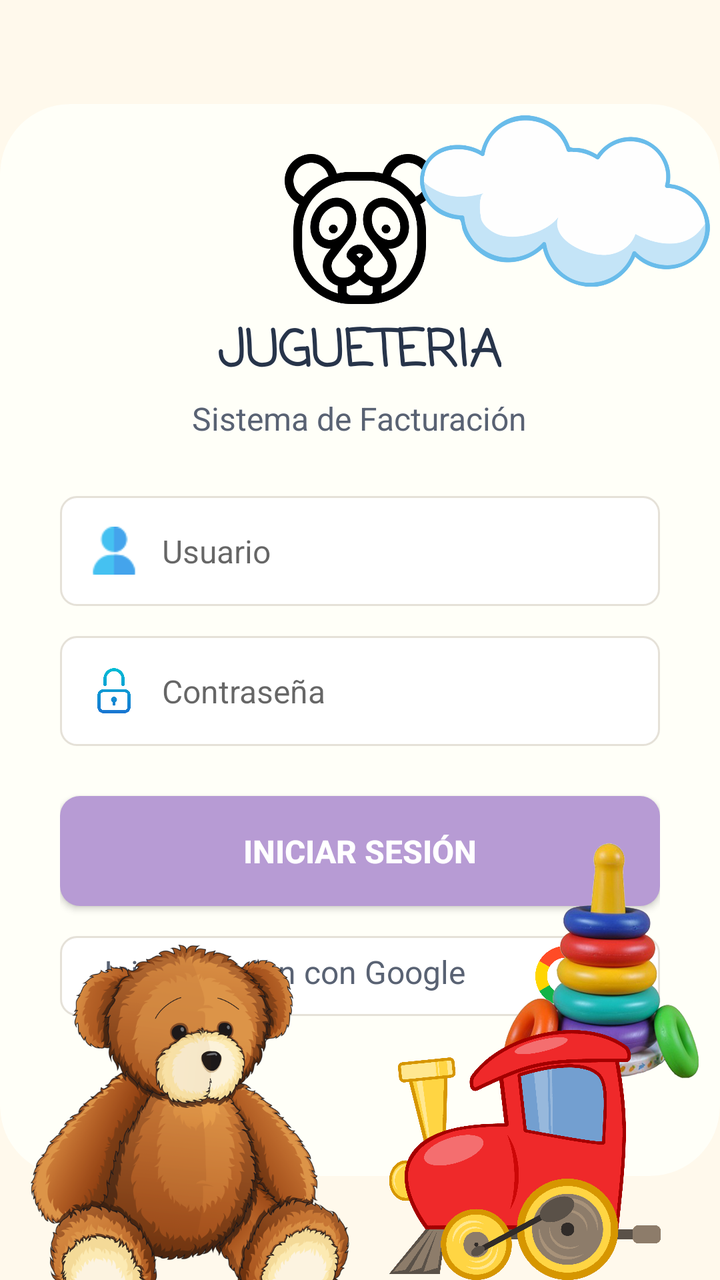
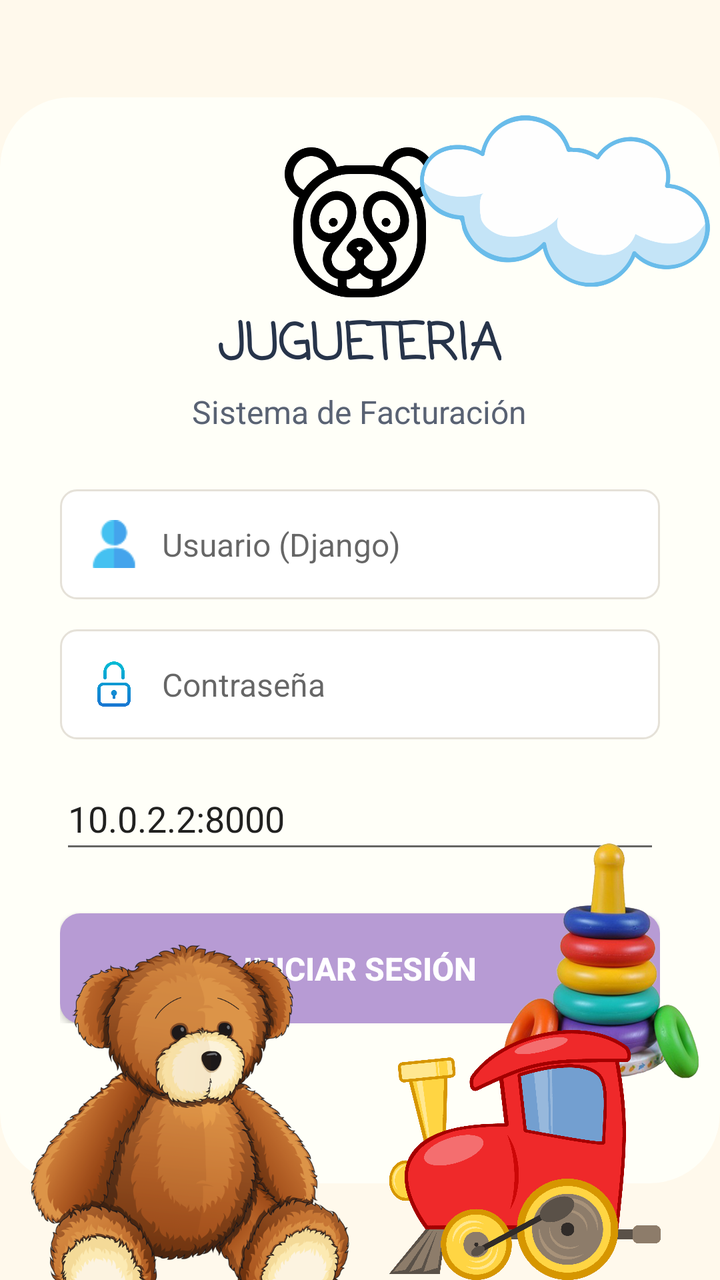

The first picture is an Android layout as it rendered before a commit; the second is the same layout after the commit. The layout source and the unified diff follow.
<!-- AndroidManifest.xml: activity theme Theme.Jugueteria -->
<!-- res/layout/activity_main.xml -->
<?xml version="1.0" encoding="utf-8"?>
<androidx.constraintlayout.widget.ConstraintLayout
    xmlns:android="http://schemas.android.com/apk/res/android"
    xmlns:app="http://schemas.android.com/apk/res-auto"
    xmlns:tools="http://schemas.android.com/tools"
    android:layout_width="match_parent"
    android:layout_height="match_parent"
    android:background="#FFF9EC"
    android:id="@+id/main"
    tools:context=".MainActivity">

    
    
    

    

    

    


    
    
    

    

    

    

    


    
    
    


    
    
    

    <androidx.cardview.widget.CardView
        android:id="@+id/loginCard"
        android:layout_width="360dp"
        android:layout_height="wrap_content"
        android:layout_marginStart="25dp"
        android:layout_marginEnd="25dp"
        app:cardBackgroundColor="#FFFFF8"
        app:cardCornerRadius="35dp"
        app:cardElevation="0dp"
        app:layout_constraintBottom_toBottomOf="parent"
        app:layout_constraintEnd_toEndOf="parent"
        app:layout_constraintStart_toStartOf="parent"
        app:layout_constraintTop_toTopOf="parent">

        <LinearLayout
            android:layout_width="match_parent"
            android:layout_height="wrap_content"
            android:gravity="center_horizontal"
            android:orientation="vertical"
            android:paddingStart="30dp"
            android:paddingTop="25dp"
            android:paddingEnd="30dp"
            android:paddingBottom="80dp">

            

            <ImageView
                android:id="@+id/imgLogo"
                android:layout_width="75dp"
                android:layout_height="75dp"
                android:contentDescription="@null"
                android:scaleType="fitCenter"
                android:src="@drawable/logo_bear" />

            
            <TextView
                android:id="@+id/txtTitle"
                android:layout_width="wrap_content"
                android:layout_height="wrap_content"
                android:layout_marginTop="5dp"
                android:fontFamily="casual"
                android:text="JUGUETERIA"
                android:textColor="#27344A"
                android:textSize="25sp"
                android:textStyle="bold" />

            
            <TextView
                android:id="@+id/txtSubtitle"
                android:layout_width="wrap_content"
                android:layout_height="wrap_content"
                android:layout_marginTop="3dp"
                android:text="Sistema de Facturación"
                android:textColor="#596273"
                android:textSize="16sp" />

            
            
            

            <LinearLayout
                android:id="@+id/userContainer"
                android:layout_width="match_parent"
                android:layout_height="55dp"
                android:layout_marginTop="28dp"
                android:background="@drawable/edittext_background"
                android:gravity="center_vertical"
                android:orientation="horizontal"
                android:paddingStart="15dp"
                android:paddingEnd="15dp">

                <ImageView
                    android:layout_width="24dp"
                    android:layout_height="24dp"
                    android:contentDescription="@null"
                    android:src="@drawable/ic_user" />

                <EditText
                    android:id="@+id/edtUsername"
                    android:layout_width="0dp"
                    android:layout_height="match_parent"
                    android:layout_weight="1"
                    android:background="@null"
                    android:hint="Usuario"
                    android:paddingStart="12dp"
                    android:singleLine="true"
                    android:textSize="16sp" />

            </LinearLayout>

            
            
            

            <LinearLayout
                android:id="@+id/passwordContainer"
                android:layout_width="match_parent"
                android:layout_height="55dp"
                android:layout_marginTop="15dp"
                android:background="@drawable/edittext_background"
                android:gravity="center_vertical"
                android:orientation="horizontal"
                android:paddingStart="15dp"
                android:paddingEnd="15dp">

                <ImageView
                    android:layout_width="24dp"
                    android:layout_height="24dp"
                    android:contentDescription="@null"
                    android:src="@drawable/ic_lock" />

                <EditText
                    android:id="@+id/edtPassword"
                    android:layout_width="0dp"
                    android:layout_height="match_parent"
                    android:layout_weight="1"
                    android:background="@null"
                    android:hint="Contraseña"
                    android:inputType="textPassword"
                    android:paddingStart="12dp"
                    android:singleLine="true"
                    android:textSize="16sp" />

            </LinearLayout>

            
            
            

            <Button
                android:id="@+id/btnLogin"
                android:layout_width="match_parent"
                android:layout_height="55dp"
                android:layout_marginTop="25dp"
                android:background="@drawable/button_login"
                android:text="INICIAR SESIÓN"
                android:textAllCaps="false"
                android:textColor="#FFFFFF"
                android:textSize="16sp"
                android:textStyle="bold" />

            <LinearLayout
                android:id="@+id/googleContainer"
                android:layout_width="match_parent"
                android:layout_height="40dp"
                android:layout_marginTop="15dp"
                android:background="@drawable/edittext_background"
                android:gravity="center_vertical"
                android:orientation="horizontal"
                android:paddingStart="15dp"
                android:paddingEnd="15dp">

                <TextView
                    android:id="@+id/txtRegister"
                    android:layout_width="186dp"
                    android:layout_height="26dp"
                    android:layout_marginLeft="7dp"
                    android:layout_marginTop="0dp"
                    android:layout_weight="1"
                    android:text="Iniciar Sesion con Google"
                    android:textColor="#596273"
                    android:textSize="16sp" />

                <ImageView
                    android:id="@+id/imageView2"
                    android:layout_width="52dp"
                    android:layout_height="30dp"
                    android:layout_weight="1"
                    android:contentDescription="@null"
                    android:src="@drawable/ic_google" />

            </LinearLayout>

        </LinearLayout>

    </androidx.cardview.widget.CardView>

    <ImageView
        android:id="@+id/imgBear"
        android:layout_width="190dp"
        android:layout_height="190dp"
        android:contentDescription="@null"
        android:scaleType="fitCenter"
        android:src="@drawable/oso_peluche"
        app:layout_constraintBottom_toBottomOf="parent"
        app:layout_constraintEnd_toEndOf="parent"
        app:layout_constraintHorizontal_bias="0"
        app:layout_constraintStart_toStartOf="parent"
        app:layout_constraintTop_toTopOf="parent"
        app:layout_constraintVertical_bias="1.05" />

    <ImageView
        android:id="@+id/imgRings"
        android:layout_width="135dp"
        android:layout_height="170dp"
        android:contentDescription="@null"
        android:scaleType="fitCenter"
        android:src="@drawable/anillos"
        app:layout_constraintBottom_toBottomOf="parent"
        app:layout_constraintEnd_toEndOf="parent"
        app:layout_constraintHorizontal_bias="1.05"
        app:layout_constraintStart_toStartOf="parent"
        app:layout_constraintTop_toTopOf="parent"
        app:layout_constraintVertical_bias="0.85" />

    <ImageView
        android:id="@+id/imgPuzzle"
        android:layout_width="145dp"
        android:layout_height="145dp"
        android:layout_marginTop="28dp"
        android:layout_marginEnd="5dp"
        android:contentDescription="@null"
        android:scaleType="fitCenter"
        android:src="@drawable/nube"
        app:layout_constraintEnd_toEndOf="parent"
        app:layout_constraintTop_toTopOf="parent" />

    <ImageView
        android:id="@+id/imgTrain"
        android:layout_width="155dp"
        android:layout_height="125dp"
        android:contentDescription="@null"
        android:scaleType="fitCenter"
        android:src="@drawable/tren_juguete"
        app:layout_constraintBottom_toBottomOf="parent"
        app:layout_constraintEnd_toEndOf="parent"
        app:layout_constraintHorizontal_bias="0.902"
        app:layout_constraintStart_toStartOf="parent"
        app:layout_constraintTop_toTopOf="parent"
        app:layout_constraintVertical_bias="1" />

</androidx.constraintlayout.widget.ConstraintLayout>
<!-- resources referenced by this layout -->
<resources>
  <!-- drawable anillos: png bitmap (drawable, 354350 bytes) -->
  <!-- drawable button_login (drawable) -->
  <?xml version="1.0" encoding="utf-8"?>
  <shape xmlns:android="http://schemas.android.com/apk/res/android">
  
      <solid android:color="#B79BD4"/>
  
      <corners android:radius="10dp"/>
  
  </shape>
  <!-- drawable edittext_background (drawable) -->
  <?xml version="1.0" encoding="utf-8"?>
  <shape xmlns:android="http://schemas.android.com/apk/res/android">
  
      <solid android:color="#FFFFFF"/>
  
      <stroke
          android:width="1dp"
          android:color="#E5E1D8"/>
  
      <corners android:radius="8dp"/>
  
  </shape>
  <!-- drawable ic_google: png bitmap (drawable, 18554 bytes) -->
  <!-- drawable ic_lock: png bitmap (drawable, 13003 bytes) -->
  <!-- drawable ic_user: png bitmap (drawable, 854 bytes) -->
  <!-- drawable logo_bear: png bitmap (drawable, 26275 bytes) -->
  <!-- drawable nube: png bitmap (drawable, 68390 bytes) -->
  <!-- drawable oso_peluche: png bitmap (drawable, 325268 bytes) -->
  <!-- drawable tren_juguete: png bitmap (drawable, 36438 bytes) -->
  <style name="Theme.Jugueteria" parent="Theme.AppCompat.Light.NoActionBar" />
</resources>

<!-- the commit's change to res/layout/activity_main.xml (unified diff, before → after) -->
@@ -125,7 +125,7 @@
                     android:layout_height="match_parent"
                     android:layout_weight="1"
                     android:background="@null"
-                    android:hint="Usuario"
+                    android:hint="Usuario (Django)"
                     android:paddingStart="12dp"
                     android:singleLine="true"
                     android:textSize="16sp" />
@@ -170,6 +170,16 @@
             
             
             
+
+            <EditText
+                android:id="@+id/edtServerIp"
+                android:layout_width="match_parent"
+                android:layout_height="48dp"
+                android:layout_marginTop="14dp"
+                android:hint="IP del servidor (ej. 192.168.1.10:8000)"
+                android:inputType="textUri"
+                android:singleLine="true"
+                android:text="10.0.2.2:8000" />
 
             <Button
                 android:id="@+id/btnLogin"
@@ -192,7 +202,8 @@
                 android:gravity="center_vertical"
                 android:orientation="horizontal"
                 android:paddingStart="15dp"
-                android:paddingEnd="15dp">
+                android:paddingEnd="15dp"
+                android:visibility="gone">
 
                 <TextView
                     android:id="@+id/txtRegister"
